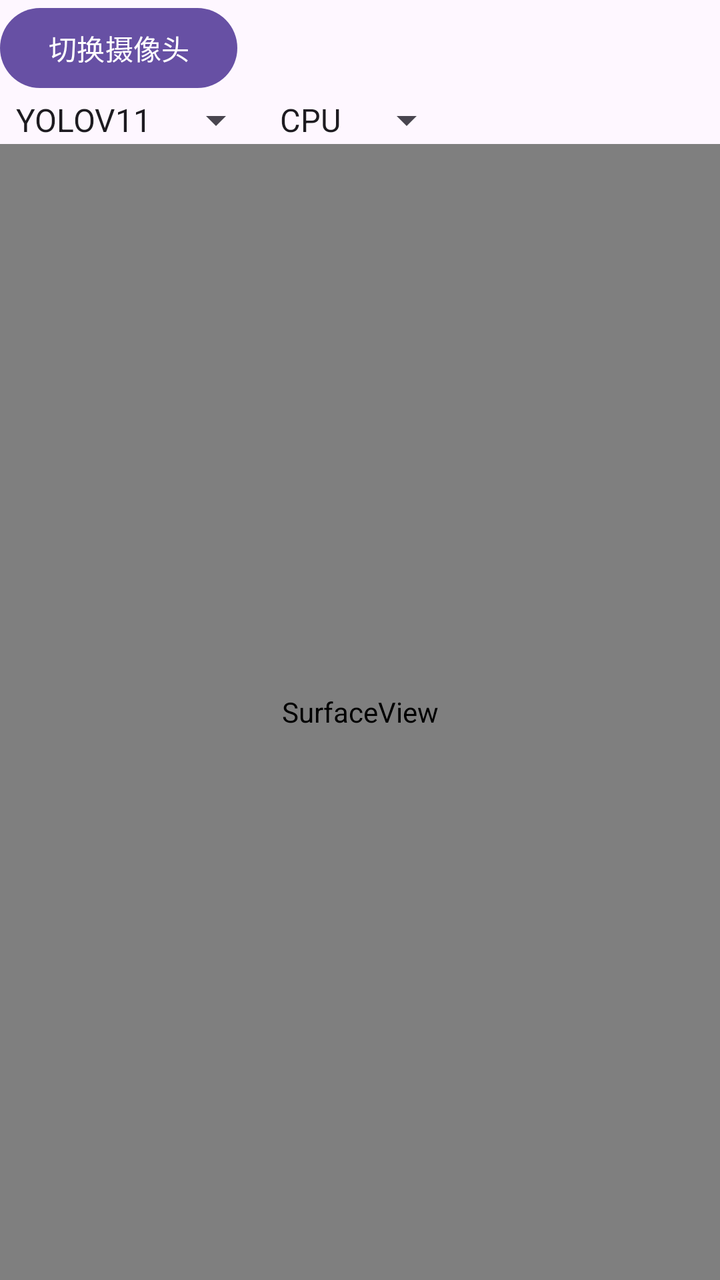
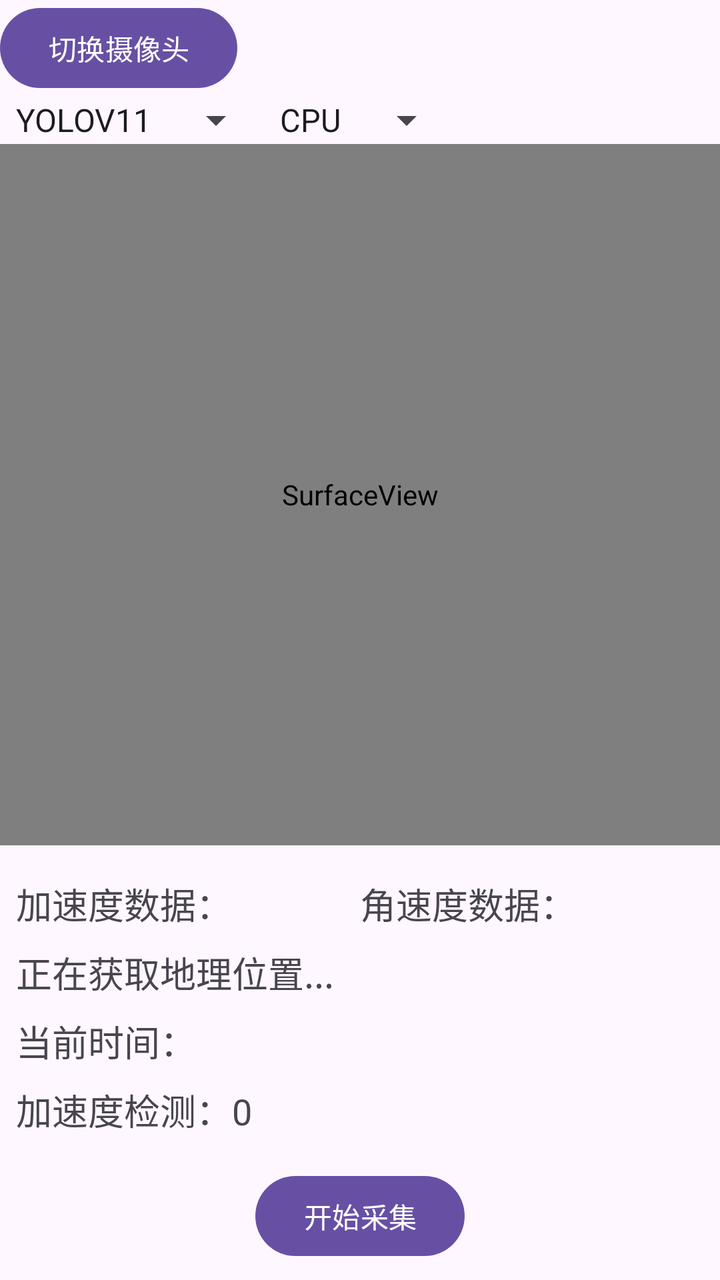

The first picture is an Android layout as it rendered before a commit; the second is the same layout after the commit. The layout source and the unified diff follow.
<!-- AndroidManifest.xml: application theme Theme.MyApplication -->
<!-- res/layout/activity_main.xml -->
<?xml version="1.0" encoding="utf-8"?>
<LinearLayout xmlns:android="http://schemas.android.com/apk/res/android"
    android:orientation="vertical"
    android:layout_width="fill_parent"
    android:layout_height="fill_parent">

    <LinearLayout
        android:orientation="horizontal"
        android:layout_width="fill_parent"
        android:layout_height="wrap_content">

        <Button
            android:id="@+id/buttonSwitchCamera"
            android:layout_width="wrap_content"
            android:layout_height="wrap_content"
            android:text="切换摄像头" />

    </LinearLayout>

    <LinearLayout
        android:orientation="horizontal"
        android:layout_width="fill_parent"
        android:layout_height="wrap_content">

        <Spinner
            android:id="@+id/spinnerModel"
            android:layout_width="wrap_content"
            android:layout_height="wrap_content"
            android:drawSelectorOnTop="true"
            android:entries="@array/model_array" />

        <Spinner
            android:id="@+id/spinnerCPUGPU"
            android:layout_width="wrap_content"
            android:layout_height="wrap_content"
            android:drawSelectorOnTop="true"
            android:entries="@array/cpugpu_array" />

    </LinearLayout>

    <SurfaceView
        android:id="@+id/cameraview"
        android:layout_width="fill_parent"
        android:layout_height="fill_parent" />

</LinearLayout>
<!-- resources referenced by this layout -->
<resources>
  <string-array name="cpugpu_array">
          <item>CPU</item>
          <item>GPU</item>
      </string-array>
  <string-array name="model_array">
          <item>YOLOV11</item>
  
      </string-array>
  <style name="Theme.MyApplication" parent="Base.Theme.MyApplication" />
  <style name="Base.Theme.MyApplication" parent="Theme.Material3.DayNight.NoActionBar">
          
          
      </style>
</resources>

<!-- the commit's change to res/layout/activity_main.xml (unified diff, before → after) -->
@@ -1,9 +1,8 @@
 <?xml version="1.0" encoding="utf-8"?>
 <LinearLayout xmlns:android="http://schemas.android.com/apk/res/android"
-    android:orientation="vertical"
-    android:layout_width="fill_parent"
-    android:layout_height="fill_parent">
-
+    android:layout_width="match_parent"
+    android:layout_height="match_parent"
+    android:orientation="vertical">
     <LinearLayout
         android:orientation="horizontal"
         android:layout_width="fill_parent"
@@ -38,9 +37,78 @@
 
     </LinearLayout>
 
+
+    
     <SurfaceView
         android:id="@+id/cameraview"
-        android:layout_width="fill_parent"
-        android:layout_height="fill_parent" />
+        android:layout_width="match_parent"
+        android:layout_height="0dp"
+        android:layout_weight="1" />
 
+    
+
+
+
+
+
+    
+    <LinearLayout
+        android:layout_width="match_parent"
+        android:layout_height="wrap_content"
+        android:orientation="vertical"
+        android:padding="8dp">
+
+        <LinearLayout
+            android:layout_width="match_parent"
+            android:layout_height="wrap_content"
+            android:orientation="horizontal"
+            android:layout_marginTop="8dp">
+
+            <TextView
+                android:id="@+id/textView_acceleration"
+                android:layout_width="0dp"
+                android:layout_height="wrap_content"
+                android:layout_weight="1"
+                android:text="加速度数据："
+                android:textSize="18sp" />
+
+            <TextView
+                android:id="@+id/textView_gyroscope"
+                android:layout_width="0dp"
+                android:layout_height="wrap_content"
+                android:layout_weight="1"
+                android:text="角速度数据："
+                android:textSize="18sp" />
+        </LinearLayout>
+
+
+        <TextView
+            android:id="@+id/textView_location"
+            android:layout_width="wrap_content"
+            android:layout_height="wrap_content"
+            android:text="正在获取地理位置..."
+            android:textSize="18sp"
+            android:layout_marginTop="8dp" />
+        <TextView
+            android:id="@+id/textView_time"
+            android:layout_width="wrap_content"
+            android:layout_height="wrap_content"
+            android:text="当前时间："
+            android:textSize="18sp"
+            android:layout_marginTop="8dp" />
+        <TextView
+            android:id="@+id/tvDetected"
+            android:layout_width="wrap_content"
+            android:layout_height="wrap_content"
+            android:text="加速度检测：0"
+            android:textSize="18sp"
+            android:layout_marginTop="8dp" />
+        <Button
+            android:id="@+id/button_toggle_collection"
+            android:layout_width="wrap_content"
+            android:layout_height="wrap_content"
+            android:text="开始采集"
+            android:layout_gravity="center_horizontal"
+            android:layout_marginTop="16dp" />
+    </LinearLayout>
 </LinearLayout>
